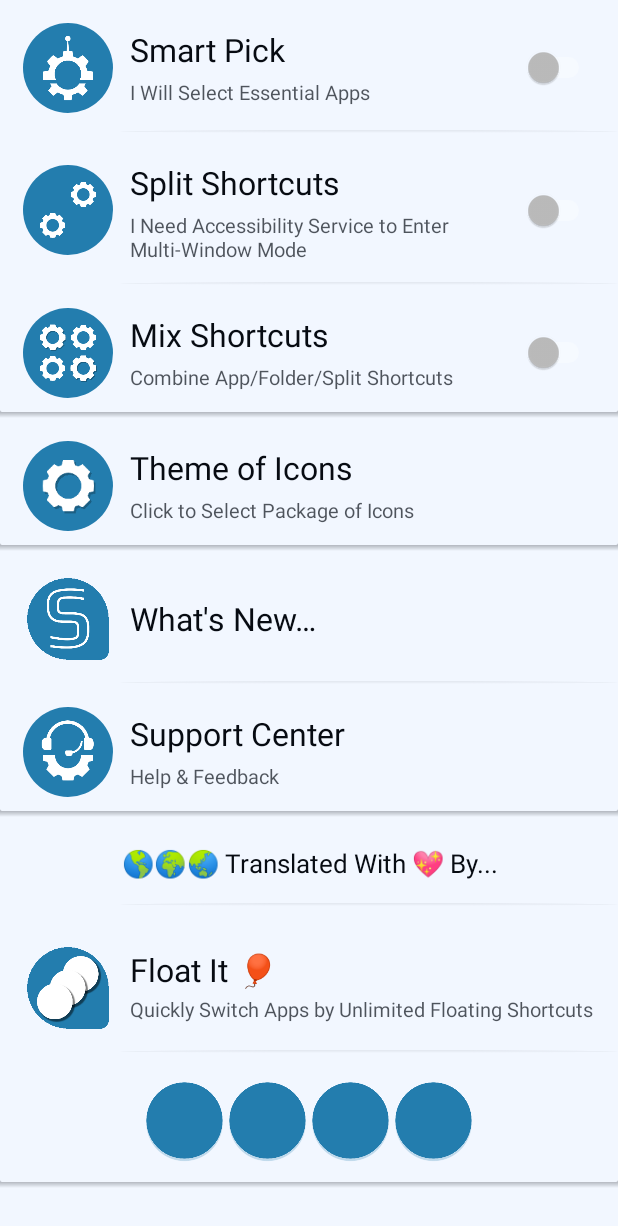
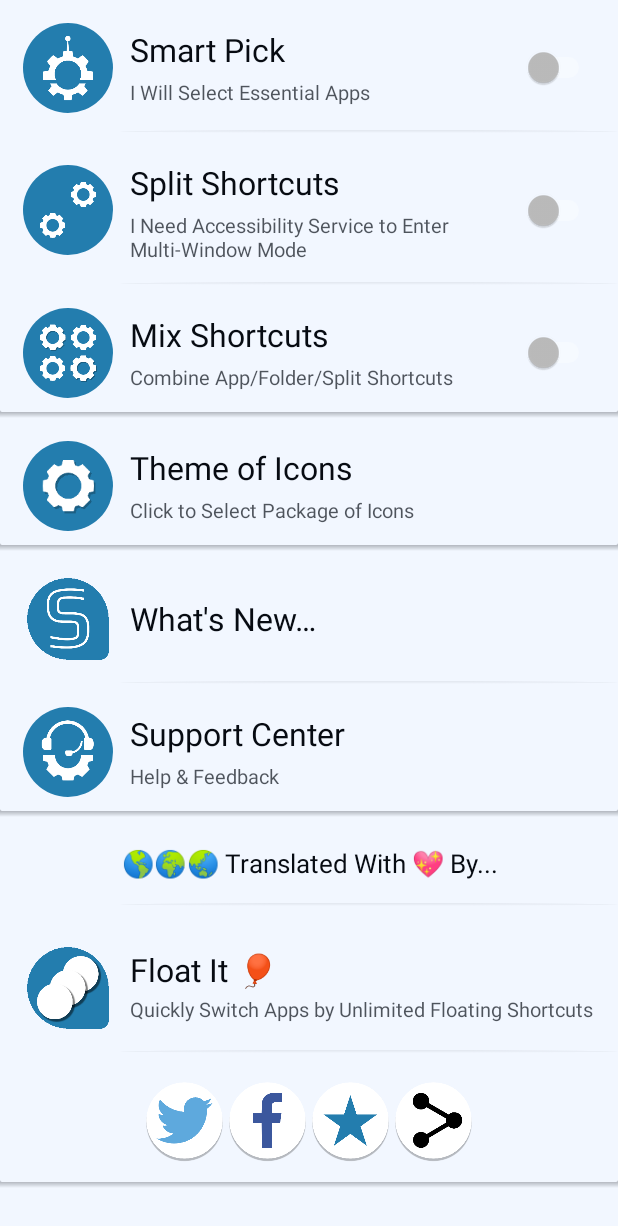
Before and after one commit to eliasdfazel/SuperShortcut, an Android app: the layout preference_view.xml on its own in the app's theme, with its tools: preview values and no code run, on a phone screen of 412 x 824 dp. Shown: the top 1226 px of the screen. Run offline under Robolectric (Android 15) with nearby library versions, the light colour scheme and no system bars.

Commit message:
[Time] 02-May-2020 | 07:53
[Description]
# Optimizing Functionality & UI with Kotlin & androidX Libraries
# Refactoring Deprecated API & Functions
⚠ Do Not Release To Google Play Store ⚠

[Phone][ChangeLog]

[Watch][ChangeLog]

[Build][ChangeLog]
# Libraries Updated

```diff
--- a/SuperShortcutsPhone/src/main/res/layout/activity_setting_gui.xml
+++ b/SuperShortcutsPhone/src/main/res/layout/preference_view.xml
@@ -3,7 +3,7 @@
   ~ Copyright © 2020 By Geeks Empire.
   ~
   ~ Created by Elias Fazel
-  ~ Last modified 4/30/20 6:30 AM
+  ~ Last modified 5/2/20 7:44 AM
   ~
   ~ Licensed Under MIT License.
   ~ https://opensource.org/licenses/MIT
@@ -422,29 +422,29 @@
                 android:gravity="center"
                 android:orientation="horizontal">
 
-                <Button
+                <androidx.appcompat.widget.AppCompatImageView
                     android:id="@+id/twitter"
                     android:layout_width="55dp"
                     android:layout_height="55dp"
-                    android:background="@drawable/ic_share_twitter" />
+                    android:src="@drawable/ic_share_twitter" />
 
-                <Button
+                <androidx.appcompat.widget.AppCompatImageView
                     android:id="@+id/facebook"
                     android:layout_width="55dp"
                     android:layout_height="55dp"
-                    android:background="@drawable/ic_share_fb" />
+                    android:src="@drawable/ic_share_fb" />
 
-                <Button
+                <androidx.appcompat.widget.AppCompatImageView
                     android:id="@+id/rate"
                     android:layout_width="55dp"
                     android:layout_height="55dp"
-                    android:background="@drawable/ic_rate" />
+                    android:src="@drawable/ic_rate" />
 
-                <Button
+                <androidx.appcompat.widget.AppCompatImageView
                     android:id="@+id/share"
                     android:layout_width="55dp"
                     android:layout_height="55dp"
-                    android:background="@drawable/ic_share_full" />
+                    android:src="@drawable/ic_share_full" />
             </LinearLayout>
         </RelativeLayout>
     </ScrollView>
--- a/SuperShortcutsPhone/src/main/res/values/strings.xml
+++ b/SuperShortcutsPhone/src/main/res/values/strings.xml
@@ -2,7 +2,7 @@
   ~ Copyright © 2020 By Geeks Empire.
   ~
   ~ Created by Elias Fazel
-  ~ Last modified 4/30/20 6:35 AM
+  ~ Last modified 5/2/20 7:42 AM
   ~
   ~ Licensed Under MIT License.
   ~ https://opensource.org/licenses/MIT
@@ -61,7 +61,7 @@
         Split Super Shortcuts ᴾᴿᴼ | This permission gives me the ability to create Multi-Window &amp; Open Apps in Split Screen Simultaneously (Android 7 &amp; Higher)\n\n♿ How it Helps People with Disability?\nIt is difficult for people with disability to open an app Or switch between apps. I am using Accessibility Service to enter Multi-Window Mode to open two apps together.
     </string>
     <string name="split_service_summary">
-        Split Super Shortcuts ᴾᴿᴼ | This permission gives me the ability to create Multi-Window &amp; Open Apps in Split Screen Simultaneously (Android 7 &amp; Higher)
+        Split Shortcuts | This Permission Gives Me An Ability To Create Multi-Window &amp; Open Apps in Split Screen Simultaneously
     </string>
     <string name="observeDesc">
         <![CDATA[
```
Also changed, not shown: SuperShortcutsPhone/src/main/java/net/geekstools/supershortcuts/PRO/Preferences/PreferencesUI.java (+46 -69 lines), 1 other file.
